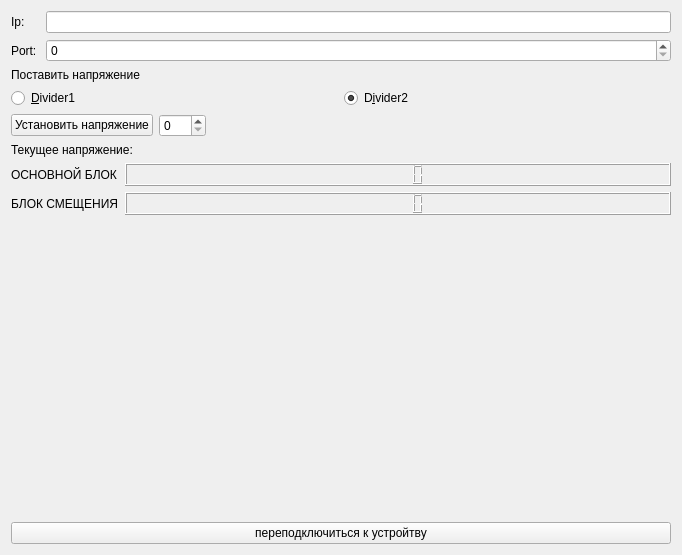
First picture: the form in CamacClient/hvhandlerform.ui, repository kapot65/online, before the edit.
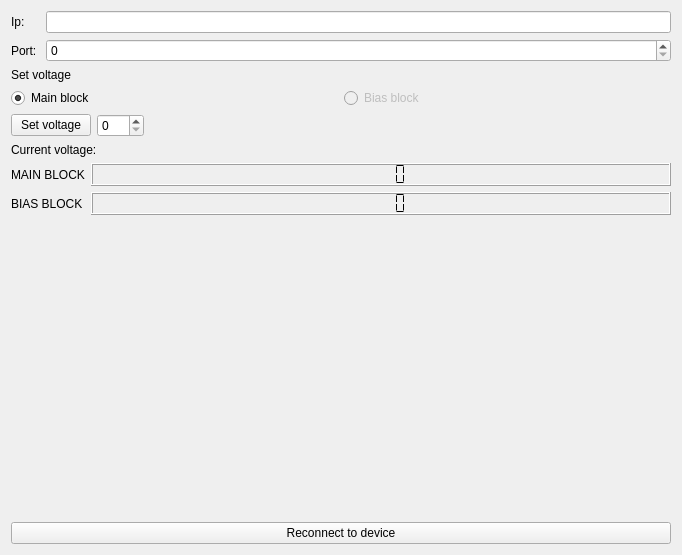
Second picture: the form after the edit.

Commit message: Translate ui to English.

```diff
--- a/CamacClient/hvhandlerform.ui
+++ b/CamacClient/hvhandlerform.ui
@@ -50,7 +50,7 @@
      <item>
       <widget class="QLabel" name="label">
        <property name="text">
-        <string>Поставить напряжение</string>
+        <string>Set voltage</string>
        </property>
       </widget>
      </item>
@@ -62,17 +62,23 @@
           <bool>true</bool>
          </property>
          <property name="text">
-          <string>&amp;Divider1</string>
+          <string>Main block</string>
+         </property>
+         <property name="checked">
+          <bool>true</bool>
          </property>
         </widget>
        </item>
        <item>
         <widget class="QRadioButton" name="block2Button">
+         <property name="enabled">
+          <bool>false</bool>
+         </property>
          <property name="text">
-          <string>D&amp;ivider2</string>
+          <string>Bias block</string>
          </property>
          <property name="checked">
-          <bool>true</bool>
+          <bool>false</bool>
          </property>
         </widget>
        </item>
@@ -83,7 +89,7 @@
        <item>
         <widget class="QPushButton" name="setHVButton">
          <property name="text">
-          <string>Установить напряжение</string>
+          <string>Set voltage</string>
          </property>
         </widget>
        </item>
@@ -115,31 +121,45 @@
      <item>
       <widget class="QLabel" name="label_6">
        <property name="text">
-        <string>Текущее напряжение:</string>
+        <string>Current voltage:</string>
        </property>
       </widget>
      </item>
      <item>
       <layout class="QFormLayout" name="formLayout_2">
-       <item row="1" column="0">
-        <widget class="QLabel" name="label_2">
-         <property name="text">
-          <string>ОСНОВНОЙ БЛОК</string>
-         </property>
-        </widget>
-       </item>
-       <item row="1" column="1">
-        <widget class="QLCDNumber" name="divider1VolatgeDisplay"/>
-       </item>
        <item row="2" column="0">
         <widget class="QLabel" name="label_5">
          <property name="text">
-          <string>БЛОК СМЕЩЕНИЯ</string>
+          <string>MAIN BLOCK</string>
+         </property>
+        </widget>
+       </item>
+       <item row="3" column="0">
+        <widget class="QLabel" name="label_2">
+         <property name="text">
+          <string>BIAS BLOCK</string>
+         </property>
+        </widget>
+       </item>
+       <item row="3" column="1">
+        <widget class="QLCDNumber" name="divider2VolatgeDisplay">
+         <property name="segmentStyle">
+          <enum>QLCDNumber::Flat</enum>
          </property>
         </widget>
        </item>
        <item row="2" column="1">
-        <widget class="QLCDNumber" name="divider2VolatgeDisplay"/>
+        <widget class="QLCDNumber" name="divider1VolatgeDisplay">
+         <property name="enabled">
+          <bool>true</bool>
+         </property>
+         <property name="smallDecimalPoint">
+          <bool>false</bool>
+         </property>
+         <property name="segmentStyle">
+          <enum>QLCDNumber::Flat</enum>
+         </property>
+        </widget>
        </item>
       </layout>
      </item>
@@ -168,7 +188,7 @@
    <item>
     <widget class="QPushButton" name="reconnectButton">
      <property name="text">
-      <string>переподключиться к устройтву</string>
+      <string>Reconnect to device</string>
      </property>
     </widget>
    </item>
```
The commit also changes 5 other files.
